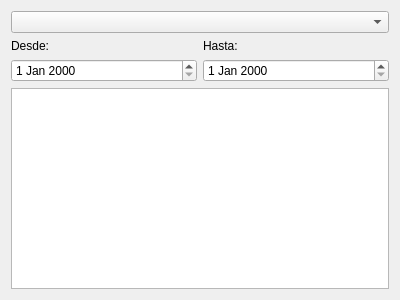
First picture: the form in pantallapartidas.ui, repository Carlessgm/Trabajo_IHM, before the edit.
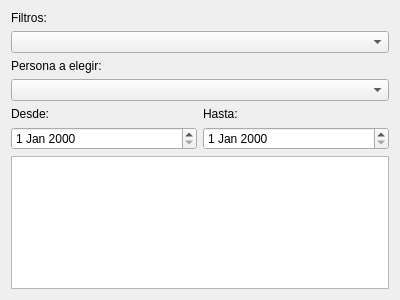
Second picture: the form after the edit.

Commit message:
Tabla partidas actualizadas
Se puede elegir una persona en concreto, y aplicarle un filtro.

Patch:
```diff
--- a/pantallapartidas.ui
+++ b/pantallapartidas.ui
@@ -14,12 +14,22 @@
    <string>Form</string>
   </property>
   <layout class="QGridLayout" name="gridLayout_2">
-   <item row="1" column="0">
+   <item row="0" column="0">
     <layout class="QGridLayout" name="gridLayout">
-     <item row="4" column="1">
-      <widget class="QDateEdit" name="dateEdit_final"/>
+     <item row="6" column="0" colspan="2">
+      <widget class="QComboBox" name="comboBox_personas"/>
      </item>
-     <item row="4" column="0">
+     <item row="7" column="1">
+      <widget class="QLabel" name="label_4">
+       <property name="text">
+        <string>Hasta:</string>
+       </property>
+      </widget>
+     </item>
+     <item row="9" column="0" colspan="2">
+      <widget class="QTableView" name="tableView"/>
+     </item>
+     <item row="8" column="0">
       <widget class="QDateEdit" name="dateEdit_inicial">
        <property name="sizePolicy">
         <sizepolicy hsizetype="Minimum" vsizetype="Fixed">
@@ -29,7 +39,7 @@
        </property>
        <property name="dateTime">
         <datetime>
-         <hour>23</hour>
+         <hour>22</hour>
          <minute>0</minute>
          <second>0</second>
          <year>2000</year>
@@ -39,32 +49,45 @@
        </property>
       </widget>
      </item>
-     <item row="0" column="0" rowspan="3" colspan="2">
-      <widget class="QComboBox" name="comboBox">
-       <property name="sizePolicy">
-        <sizepolicy hsizetype="Preferred" vsizetype="Maximum">
-         <horstretch>0</horstretch>
-         <verstretch>0</verstretch>
-        </sizepolicy>
+     <item row="5" column="0">
+      <widget class="QLabel" name="label_persona">
+       <property name="text">
+        <string>Persona a elegir:</string>
+       </property>
+       <property name="alignment">
+        <set>Qt::AlignmentFlag::AlignBottom|Qt::AlignmentFlag::AlignLeading|Qt::AlignmentFlag::AlignLeft</set>
        </property>
       </widget>
      </item>
-     <item row="3" column="0">
+     <item row="8" column="1">
+      <widget class="QDateEdit" name="dateEdit_final"/>
+     </item>
+     <item row="7" column="0">
       <widget class="QLabel" name="label_3">
        <property name="text">
         <string>Desde:</string>
        </property>
       </widget>
      </item>
-     <item row="3" column="1">
-      <widget class="QLabel" name="label_4">
+     <item row="3" column="0">
+      <widget class="QLabel" name="label_filtros">
        <property name="text">
-        <string>Hasta:</string>
+        <string>Filtros:</string>
+       </property>
+       <property name="alignment">
+        <set>Qt::AlignmentFlag::AlignBottom|Qt::AlignmentFlag::AlignLeading|Qt::AlignmentFlag::AlignLeft</set>
        </property>
       </widget>
      </item>
-     <item row="5" column="0" colspan="2">
-      <widget class="QTableView" name="tableView"/>
+     <item row="4" column="0" colspan="2">
+      <widget class="QComboBox" name="comboBox">
+       <property name="sizePolicy">
+        <sizepolicy hsizetype="Preferred" vsizetype="Maximum">
+         <horstretch>0</horstretch>
+         <verstretch>0</verstretch>
+        </sizepolicy>
+       </property>
+      </widget>
      </item>
     </layout>
    </item>
```
The commit also changes 2 other files.
